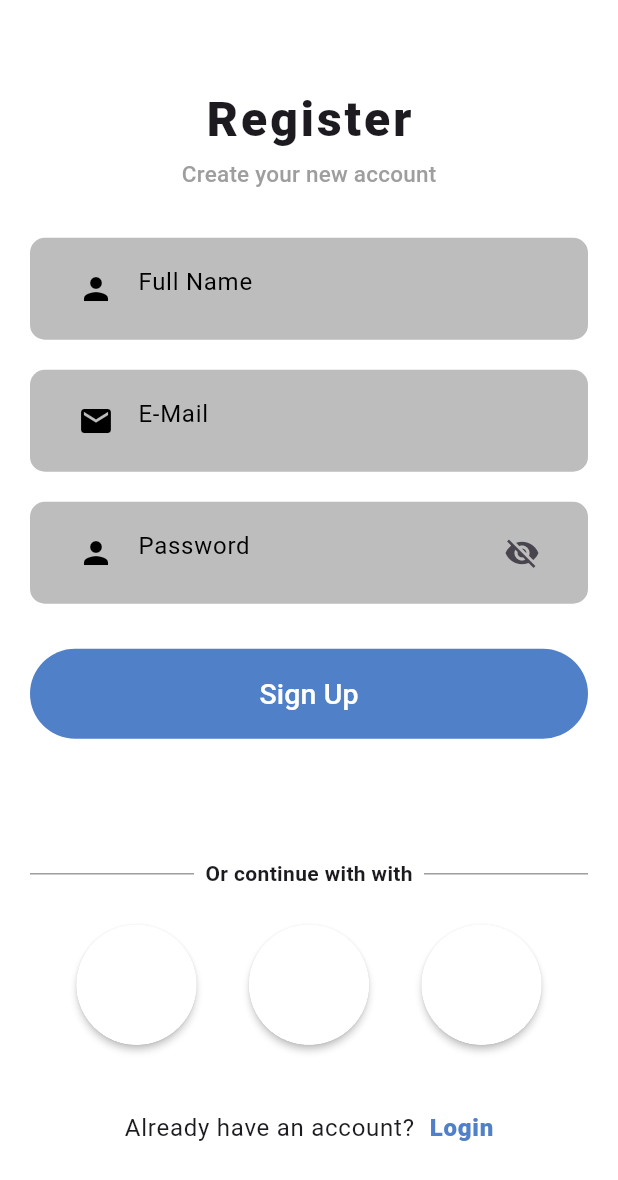
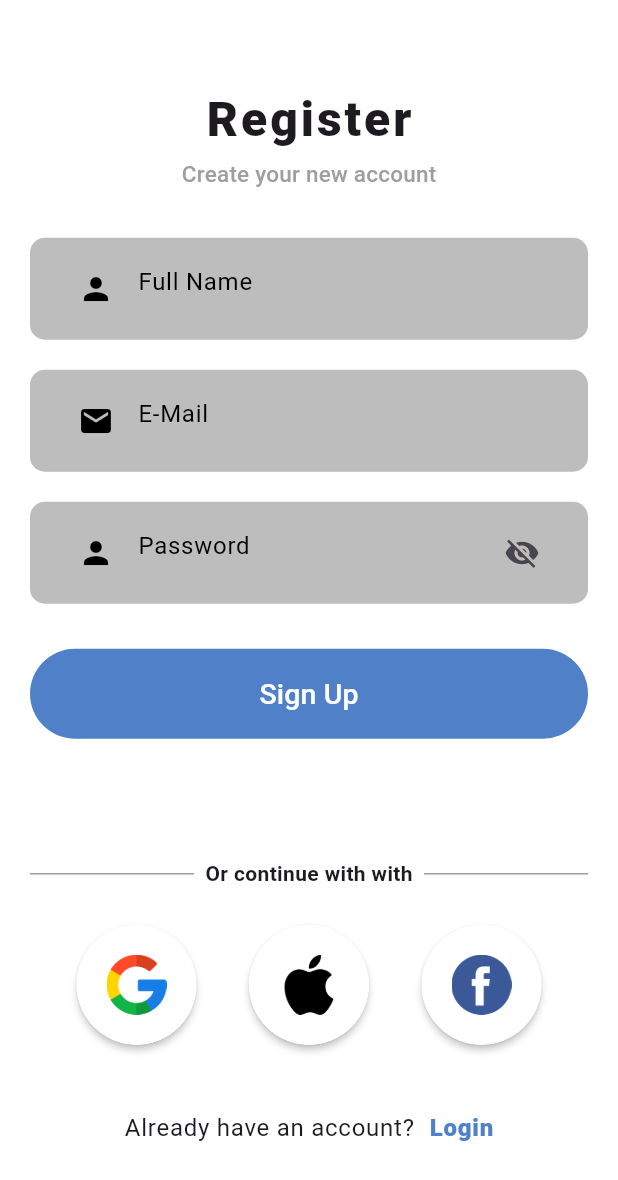
Before and after one commit to Shyamjith-Haridas/Firebase-Login-Part-1, a Flutter app: the MedicoSignUpScreen screen opened directly, on a phone screen of 412 x 824 dp. Shown: the top 1180 px of the screen. Run offline on Flutter 3.47's test engine with Material 3 defaults, Android fonts, the phone set to English and light mode, and no system bars; our stand-ins replace firebase_auth, firebase_core, lottie, smooth_page_indicator; accounts and stored records are empty.

Commit message:
firebase signup'

```diff
--- a/lib/user_account/medico_signup.dart
+++ b/lib/user_account/medico_signup.dart
@@ -1,14 +1,32 @@
+// ignore_for_file: use_build_context_synchronously
+
+import 'dart:developer';
+
 import 'package:firebase_login/medico_home.dart';
+import 'package:firebase_login/resources/authentication.dart';
 import 'package:firebase_login/user_account/medico_login.dart';
 import 'package:firebase_login/user_account/widgets/account_status.dart';
 import 'package:firebase_login/user_account/widgets/sub_title.dart';
 import 'package:firebase_login/user_account/widgets/welcome_text.dart';
-import 'package:flutter/cupertino.dart';
 import 'package:flutter/material.dart';
-import 'package:flutter/widgets.dart';
 
-class MedicoSignUpScreen extends StatelessWidget {
+class MedicoSignUpScreen extends StatefulWidget {
   const MedicoSignUpScreen({super.key});
+
+  @override
+  State<MedicoSignUpScreen> createState() => _MedicoSignUpScreenState();
+}
+
+class _MedicoSignUpScreenState extends State<MedicoSignUpScreen> {
+  bool _isVisible = true;
+
+  // controllers
+  final nameController = TextEditingController();
+  final emailController = TextEditingController();
+  final passwordController = TextEditingController();
+
+  // auth
+  AuthenticationMethods authenticationMethods = AuthenticationMethods();
 
   @override
   Widget build(BuildContext context) {
@@ -46,8 +64,9 @@ class MedicoSignUpScreen extends StatelessWidget {
                     color: Colors.grey.shade400,
                     borderRadius: BorderRadius.circular(10),
                   ),
-                  child: const TextField(
-                    decoration: InputDecoration(
+                  child: TextField(
+                    controller: nameController,
+                    decoration: const InputDecoration(
                       prefixIcon: Icon(
                         Icons.person,
                         color: Colors.black,
@@ -69,9 +88,10 @@ class MedicoSignUpScreen extends StatelessWidget {
                     color: Colors.grey.shade400,
                     borderRadius: BorderRadius.circular(10),
                   ),
-                  child: const TextField(
+                  child: TextField(
+                    controller: emailController,
                     keyboardType: TextInputType.emailAddress,
-                    decoration: InputDecoration(
+                    decoration: const InputDecoration(
                       prefixIcon: Icon(
                         Icons.mail,
                         color: Colors.black,
@@ -94,18 +114,28 @@ class MedicoSignUpScreen extends StatelessWidget {
                     color: Colors.grey.shade400,
                     borderRadius: BorderRadius.circular(10),
                   ),
-                  child: const TextField(
-                    obscureText: true,
+                  child: TextField(
+                    obscureText: _isVisible,
+                    controller: passwordController,
                     keyboardType: TextInputType.visiblePassword,
                     decoration: InputDecoration(
-                      prefixIcon: Icon(
+                      prefixIcon: const Icon(
                         Icons.person,
                         color: Colors.black,
                       ),
                       border: InputBorder.none,
                       hintText: "Password",
-                      hintStyle: TextStyle(color: Colors.black),
-                      suffixIcon: Icon(Icons.visibility_off),
+                      hintStyle: const TextStyle(color: Colors.black),
+                      suffixIcon: GestureDetector(
+                        onTap: () {
+                          setState(() {
+                            _isVisible = !_isVisible;
+                          });
+                        },
+                        child: !_isVisible
+                            ? const Icon(Icons.visibility)
+                            : const Icon(Icons.visibility_off),
+                      ),
                     ),
                   ),
                 ),
@@ -113,13 +143,39 @@ class MedicoSignUpScreen extends StatelessWidget {
 
                 // button
                 GestureDetector(
-                  onTap: () {
-                    Navigator.push(
-                      context,
-                      MaterialPageRoute(
-                        builder: (context) => const MedicoHomeScreen(),
-                      ),
+                  onTap: () async {
+                    String output = await authenticationMethods.signUpUser(
+                      name: nameController.text,
+                      email: emailController.text,
+                      password: passwordController.text,
                     );
+
+                    if (output == "success") {
+                      log("auth functions");
+
+                      Navigator.push(
+                        context,
+                        MaterialPageRoute(
+                          builder: (context) => const MedicoHomeScreen(),
+                        ),
+                      );
+                    } else {
+                      final snackBar = SnackBar(
+                        //behavior: SnackBarBehavior.floating,
+                        backgroundColor: const Color.fromRGBO(0, 0, 0, 1),
+                        content: Center(
+                          child: Text(
+                            output,
+                            style: const TextStyle(
+                              color: Colors.white,
+                              fontWeight: FontWeight.w500,
+                            ),
+                          ),
+                        ),
+                      );
+
+                      ScaffoldMessenger.of(context).showSnackBar(snackBar);
+                    }
                   },
                   child: Container(
                     height: 60,
@@ -179,9 +235,13 @@ class MedicoSignUpScreen extends StatelessWidget {
                       child: Container(
                         height: 80,
                         width: 80,
+                        padding: const EdgeInsets.all(20),
                         decoration: const BoxDecoration(
                           color: Colors.white,
                           shape: BoxShape.circle,
+                        ),
+                        child: Image.asset(
+                          "assets/icons/social_icons/google.png",
                         ),
                       ),
                     ),
@@ -194,9 +254,13 @@ class MedicoSignUpScreen extends StatelessWidget {
                       child: Container(
                         height: 80,
                         width: 80,
+                        padding: const EdgeInsets.all(20),
                         decoration: const BoxDecoration(
                           color: Colors.white,
                           shape: BoxShape.circle,
+                        ),
+                        child: Image.asset(
+                          "assets/icons/social_icons/apple.png",
                         ),
                       ),
                     ),
@@ -209,9 +273,13 @@ class MedicoSignUpScreen extends StatelessWidget {
                       child: Container(
                         height: 80,
                         width: 80,
+                        padding: const EdgeInsets.all(20),
                         decoration: const BoxDecoration(
                           color: Colors.white,
                           shape: BoxShape.circle,
+                        ),
+                        child: Image.asset(
+                          "assets/icons/social_icons/facebook.png",
                         ),
                       ),
                     )
--- a/pubspec.yaml
+++ b/pubspec.yaml
@@ -37,6 +37,8 @@ dependencies:
   cupertino_icons: ^1.0.6
   smooth_page_indicator: ^1.1.0
   lottie: ^3.1.0
+  firebase_core: ^2.30.1
+  firebase_auth: ^4.19.4
 
 dev_dependencies:
   flutter_test:
@@ -66,6 +68,7 @@ flutter:
     - assets/onboard/
     - assets/banner/
     - assets/animations/
+    - assets/icons/social_icons/
 
   # An image asset can refer to one or more resolution-specific "variants", see
   # https://flutter.dev/assets-and-images/#resolution-aware
```
Also changed, not shown: lib/main.dart (+8 -1 lines), lib/resources/authentication.dart (added, +33 -0 lines), lib/user_account/medico_login.dart (+22 -7 lines), assets/icons/social_icons/apple.png (added), assets/icons/social_icons/facebook.png (added), assets/icons/social_icons/google.png (added), firebase.json (added), lib/firebase_options.dart (added), pubspec.lock, 6 other files.
